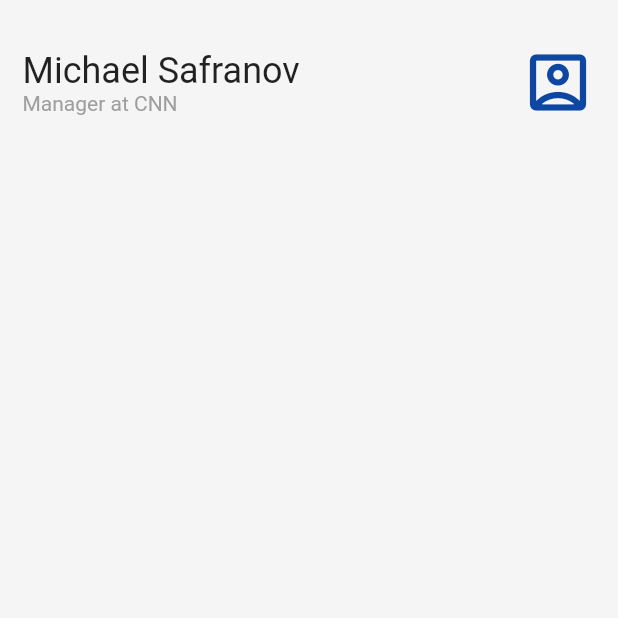
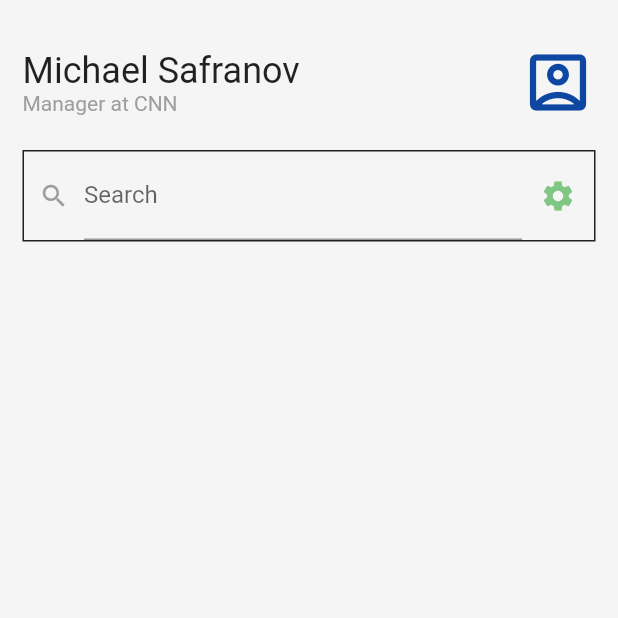
Before and after one commit to ANTONINEUTRON/wmt_second_app, a Flutter app: the screen it shows after launch, on a phone screen of 412 x 824 dp, the top half of it. Run offline on Flutter 3.47's test engine with Material 2 defaults, Android fonts, the phone set to English and light mode, and no system bars.

Commit message:
Point we stopped during lunch break

```diff
--- a/lib/main.dart
+++ b/lib/main.dart
@@ -11,7 +11,7 @@ class MyApp extends StatelessWidget {
   @override
   Widget build(BuildContext context) {
     return MaterialApp(
-      title: 'Flutter Demo',
+      title: 'WTFellowship Second App',
       theme: ThemeData(
         scaffoldBackgroundColor: Colors.grey.shade100,
         primarySwatch: Colors.blue,
@@ -28,24 +28,67 @@ class HomePage extends StatelessWidget {
   @override
   Widget build(BuildContext context) {
     return Scaffold(
-      body: ListView(
+      body: Container(
+        padding: EdgeInsets.fromLTRB(15, 30, 15, 20),
+        child: ListView(
             children: [
-          Profile()
+              Profile(),
+              Padding(padding: EdgeInsets.all(10)),
+              Search()
             ]
+        ),
       )
     );
   }
 }
 
+class Search extends StatelessWidget {
+  const Search({Key? key}) : super(key: key);
+
+  @override
+  Widget build(BuildContext context) {
+    return Container(
+      decoration: BoxDecoration(
+        border: Border.all(color: Colors.black87),
+      ),
+      child: Row(
+        children: [
+          Padding(
+            padding: EdgeInsets.all(10),
+            child: Icon(
+              Icons.search_sharp,
+              size:20,
+              color: Colors.grey,
+            ),
+          ),
+          Expanded(
+            child: TextField(
+              decoration: InputDecoration(
+                  labelText:"Search"
+              ),
+            )
+          ),
+          IconButton(
+              onPressed: (){},
+              icon: Icon(Icons.settings),
+              color: Colors.green.shade300,
+          )
+        ],
+      ),
+    );
+  }
+}
+
+
 class Profile extends StatelessWidget{
   @override
   Widget build(BuildContext context) {
-    return Container(
-      padding: EdgeInsets.fromLTRB(15, 30, 15, 20),
-      child: Row(
+    return Row(
       mainAxisAlignment: MainAxisAlignment.spaceBetween,
       children: [
-          Column(
+        SizedBox(
+          width: MediaQuery.of(context).size.width * 0.7,
+          child: Column(
             crossAxisAlignment: CrossAxisAlignment.start,
             children: [
               Text(
@@ -60,13 +103,13 @@ class Profile extends StatelessWidget{
               )
             ],
           ),
+        ),
         Icon(
           Icons.account_box_outlined,
           size: 50,
           color: Colors.blue.shade900,
         )
       ],
-      ),
     );
   }
 
```
Lines whose indentation alone changed are shown as unchanged.
